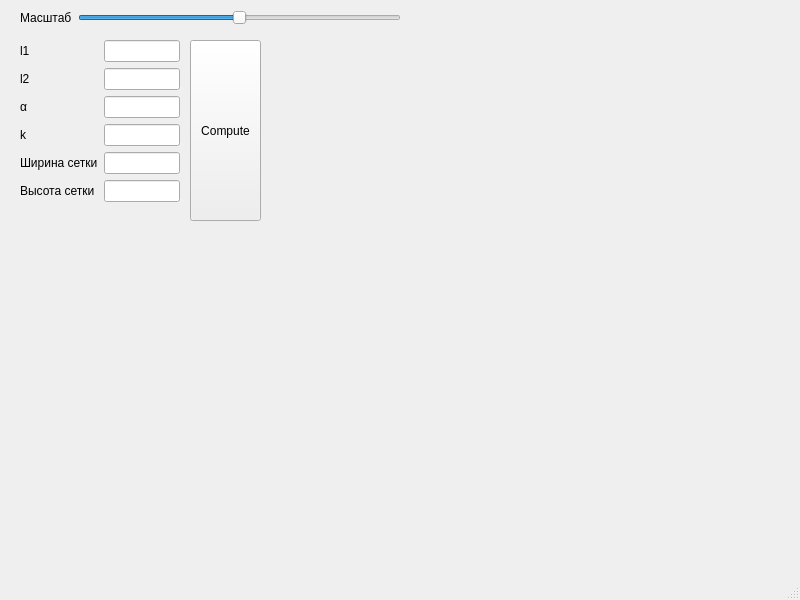
Above: mainwindow.ui from LoggerHead22/3d-gui before the change. Below: the same form after it.
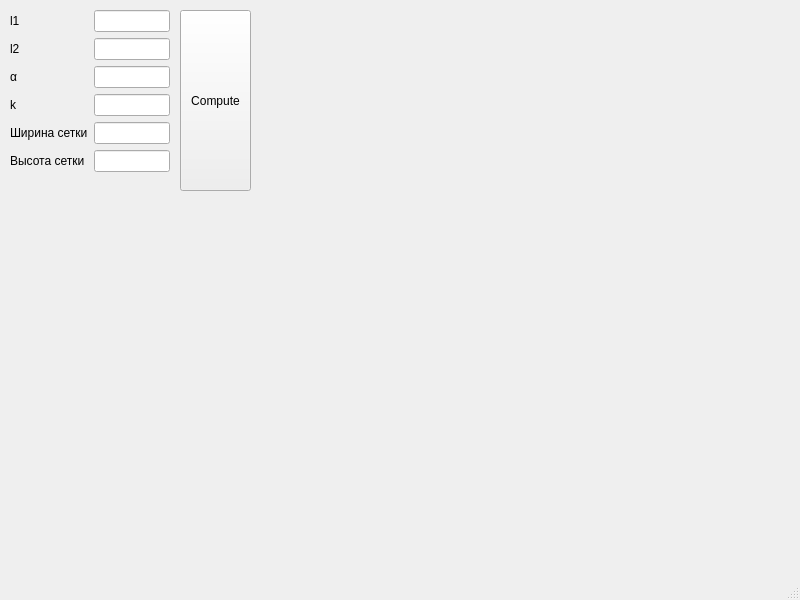
That is the form after the change.

Commit message: zoom with wheel

Diff of the .ui file:
```diff
--- a/mainwindow.ui
+++ b/mainwindow.ui
@@ -14,46 +14,11 @@
    <string>MainWindow</string>
   </property>
   <widget class="QWidget" name="centralwidget">
-   <widget class="QWidget" name="formLayoutWidget">
-    <property name="geometry">
-     <rect>
-      <x>20</x>
-      <y>10</y>
-      <width>381</width>
-      <height>21</height>
-     </rect>
-    </property>
-    <layout class="QFormLayout" name="formLayout">
-     <item row="0" column="0">
-      <widget class="QLabel" name="label_3">
-       <property name="text">
-        <string>Масштаб</string>
-       </property>
-      </widget>
-     </item>
-     <item row="0" column="1">
-      <widget class="QSlider" name="zoomSlider">
-       <property name="minimum">
-        <number>0</number>
-       </property>
-       <property name="maximum">
-        <number>200</number>
-       </property>
-       <property name="value">
-        <number>100</number>
-       </property>
-       <property name="orientation">
-        <enum>Qt::Horizontal</enum>
-       </property>
-      </widget>
-     </item>
-    </layout>
-   </widget>
    <widget class="QWidget" name="formLayoutWidget_2">
     <property name="geometry">
      <rect>
-      <x>20</x>
-      <y>40</y>
+      <x>10</x>
+      <y>10</y>
       <width>160</width>
       <height>176</height>
      </rect>
@@ -124,8 +89,8 @@
    <widget class="QPushButton" name="computePushButton">
     <property name="geometry">
      <rect>
-      <x>190</x>
-      <y>40</y>
+      <x>180</x>
+      <y>10</y>
       <width>71</width>
       <height>181</height>
      </rect>
```
The commit also changes 2 other files.
